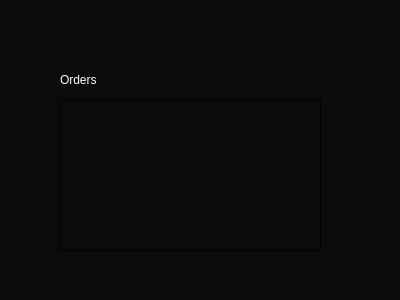
Above: basketdialog.ui from Burak-Yavas/qt-cpp-project before the change. Below: the same form after it.
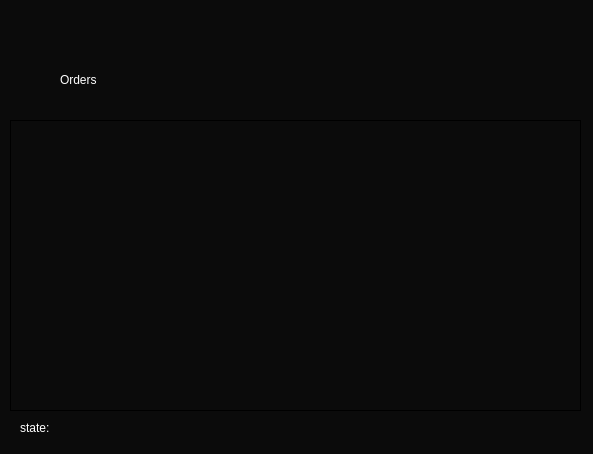
That is the form after the change. Icons and pictures are not drawn.

```diff
--- a/basketdialog.ui
+++ b/basketdialog.ui
@@ -6,8 +6,8 @@
    <rect>
     <x>0</x>
     <y>0</y>
-    <width>400</width>
-    <height>300</height>
+    <width>593</width>
+    <height>454</height>
    </rect>
   </property>
   <property name="windowTitle">
@@ -22,10 +22,10 @@
   <widget class="QTableView" name="tableView">
    <property name="geometry">
     <rect>
-     <x>60</x>
-     <y>100</y>
-     <width>261</width>
-     <height>151</height>
+     <x>10</x>
+     <y>120</y>
+     <width>571</width>
+     <height>291</height>
     </rect>
    </property>
   </widget>
@@ -45,10 +45,10 @@
   <widget class="QLabel" name="label_2">
    <property name="geometry">
     <rect>
-     <x>8</x>
+     <x>-42</x>
      <y>10</y>
-     <width>391</width>
-     <height>291</height>
+     <width>681</width>
+     <height>441</height>
     </rect>
    </property>
    <property name="styleSheet">
@@ -58,9 +58,23 @@
     <string/>
    </property>
   </widget>
+  <widget class="QLabel" name="label_state">
+   <property name="geometry">
+    <rect>
+     <x>20</x>
+     <y>420</y>
+     <width>111</width>
+     <height>16</height>
+    </rect>
+   </property>
+   <property name="text">
+    <string>state: </string>
+   </property>
+  </widget>
   <zorder>label_2</zorder>
   <zorder>tableView</zorder>
   <zorder>label</zorder>
+  <zorder>label_state</zorder>
  </widget>
  <resources/>
  <connections/>
```
